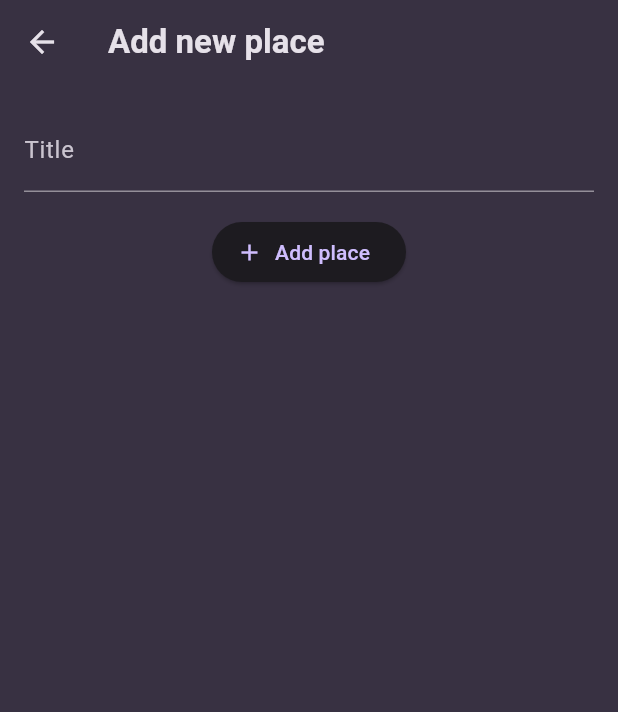
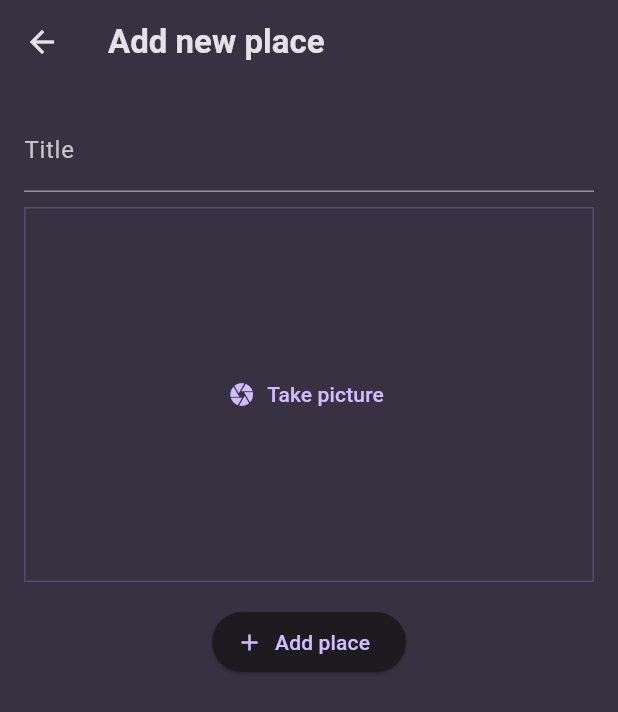
Before and after one commit to andrewhoncharenko/favorite_places, a Flutter app: the AddPlaceScreen screen opened directly, on a phone screen of 412 x 824 dp. Shown: the top 712 px of the screen. Run offline on Flutter 3.47's test engine with Material 3 defaults, Android fonts, the phone set to English and light mode, and no system bars; our stand-ins replace flutter_riverpod, google_fonts, image_picker.

Commit message:
image picker, take picture

```diff
--- a/lib/screens/add_place.dart
+++ b/lib/screens/add_place.dart
@@ -1,7 +1,9 @@
-import 'package:favorite_places/models/place.dart';
-import 'package:favorite_places/providers/places_provider.dart';
-import 'package:flutter/material.dart';
-import 'package:flutter_riverpod/flutter_riverpod.dart';
+import "package:flutter/material.dart";
+import "package:flutter_riverpod/flutter_riverpod.dart";
+
+import "package:favorite_places/models/place.dart";
+import "package:favorite_places/providers/places_provider.dart";
+import "package:favorite_places/widgets/image_input.dart";
 
 class AddPlaceScreen extends ConsumerStatefulWidget {
   const AddPlaceScreen({super.key});
@@ -44,6 +46,8 @@ class AddPlaceScreenState extends ConsumerState<AddPlaceScreen> {
               controller: _titleController,
               style: TextStyle(color: Theme.of(context).colorScheme.onSurface),
             ),
+            const SizedBox(height: 10),
+            ImageInput(),
             const SizedBox(height: 16),
             ElevatedButton.icon(
               onPressed: _savePlace,
--- /dev/null
+++ b/lib/widgets/image_input.dart
@@ -0,0 +1,62 @@
+import "dart:io";
+import "package:flutter/material.dart";
+
+import "package:image_picker/image_picker.dart";
+
+class ImageInput extends StatefulWidget {
+  const ImageInput({super.key});
+  @override
+  State<ImageInput> createState() {
+    return ImageInputState();
+  }
+}
+
+class ImageInputState extends State<ImageInput> {
+  File? _selectedImage;
+  void _takePicture() async {
+    final ImagePicker imagePicker = ImagePicker();
+    final XFile? pickedImage = await imagePicker.pickImage(
+      source: ImageSource.camera,
+      maxWidth: 600,
+    );
+
+    if (pickedImage == null) {
+      return;
+    }
+    setState(() {
+      _selectedImage = File(pickedImage.path);
+    });
+  }
+
+  @override
+  Widget build(BuildContext context) {
+    Widget content = TextButton.icon(
+      icon: const Icon(Icons.camera),
+      label: const Text("Take picture"),
+      onPressed: _takePicture,
+    );
+    if (_selectedImage != null) {
+      content = GestureDetector(
+        onTap: _takePicture,
+        child: Image.file(
+          _selectedImage!,
+          fit: BoxFit.cover,
+          width: double.infinity,
+          height: double.infinity,
+        ),
+      );
+    }
+    return Container(
+      height: 250,
+      width: double.infinity,
+      alignment: Alignment.center,
+      decoration: BoxDecoration(
+        border: Border.all(
+          width: 1,
+          color: Theme.of(context).colorScheme.primary.withValues(alpha: 0.2),
+        ),
+      ),
+      child: content,
+    );
+  }
+}
--- a/pubspec.yaml
+++ b/pubspec.yaml
@@ -37,6 +37,7 @@ dependencies:
   google_fonts: ^6.2.1
   flutter_riverpod: ^2.6.1
   uuid: ^4.5.1
+  image_picker: ^1.1.2
 
 dev_dependencies:
   flutter_test:
```
Also changed, not shown: pubspec.lock, 5 other files.
